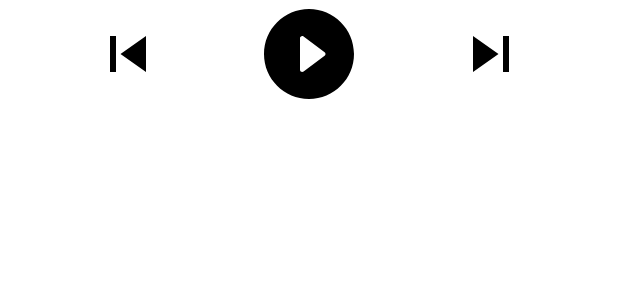
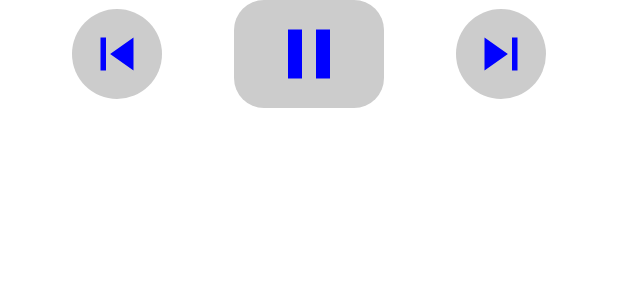
Before and after one commit to BitMavrick/Groovy, an Android app built with Jetpack Compose: the @Preview function PlayerButtonsPreview, on a phone screen of 412 x 824 dp. Shown: the top 300 px of the screen. Run offline under Robolectric (Android 15) with nearby library versions, the phone set to English and light mode, and no system bars.

Commit message:
Made the correct layout of button for the player

```diff
--- a/app/src/main/java/com/playmakers/groovy/ui/player/PlayerScreen.kt
+++ b/app/src/main/java/com/playmakers/groovy/ui/player/PlayerScreen.kt
@@ -1,18 +1,26 @@
 package com.playmakers.groovy.ui.player
 
-import androidx.compose.foundation.Image
 import androidx.compose.foundation.layout.Arrangement
 import androidx.compose.foundation.layout.Row
+import androidx.compose.foundation.layout.fillMaxSize
 import androidx.compose.foundation.layout.fillMaxWidth
+import androidx.compose.foundation.layout.height
+import androidx.compose.foundation.layout.padding
 import androidx.compose.foundation.layout.size
+import androidx.compose.foundation.layout.width
+import androidx.compose.foundation.shape.CornerSize
+import androidx.compose.foundation.shape.RoundedCornerShape
 import androidx.compose.material.icons.Icons
+import androidx.compose.material.icons.filled.Pause
 import androidx.compose.material.icons.filled.SkipNext
 import androidx.compose.material.icons.filled.SkipPrevious
-import androidx.compose.material.icons.rounded.PlayCircleFilled
+import androidx.compose.material3.Icon
+import androidx.compose.material3.Surface
 import androidx.compose.runtime.Composable
 import androidx.compose.ui.Alignment
 import androidx.compose.ui.Modifier
-import androidx.compose.ui.layout.ContentScale
+import androidx.compose.ui.graphics.Color
+import androidx.compose.ui.graphics.vector.ImageVector
 import androidx.compose.ui.semantics.Role
 import androidx.compose.ui.semantics.role
 import androidx.compose.ui.semantics.semantics
@@ -25,41 +33,63 @@ import com.playmakers.groovy.ui.theme.GroovyTheme
 private fun PlayerButtons(
     modifier: Modifier = Modifier,
     playerButtonSize: Dp = 72.dp,
-    sideButtonSize: Dp = 48.dp
+    sideButtonSize: Dp = 60.dp
 ){
     Row (
         modifier = modifier.fillMaxWidth(),
         verticalAlignment = Alignment.CenterVertically,
         horizontalArrangement = Arrangement.SpaceEvenly
     ){
-        val buttonsModifier = Modifier
-            .size(sideButtonSize)
-            .semantics { role = Role.Button }
 
-        Image(
-            imageVector = Icons.Filled.SkipPrevious,
-            contentDescription = null,
-            contentScale = ContentScale.Fit,
-            modifier = buttonsModifier
-        )
+        Surface(
+            modifier = Modifier.size(sideButtonSize)
+                .semantics { role =  Role.Button},
+            shape = RoundedCornerShape(CornerSize(50.dp)),
+            color = Color.LightGray
+        ) {
+            ColoredIcon(
+                icon = Icons.Filled.SkipPrevious,
+                color = Color.Blue
+            )
+        }
 
-        Image(
-            imageVector = Icons.Rounded.PlayCircleFilled,
-            contentDescription = null,
-            contentScale = ContentScale.Fit,
-            modifier = Modifier
-                .size(playerButtonSize)
-                .semantics { role = Role.Button }
-        )
+        Surface(
+            modifier = Modifier.height(playerButtonSize).width(100.dp)
+                .semantics { role =  Role.Button},
+            shape = RoundedCornerShape(CornerSize(20.dp)),
+            color = Color.LightGray,
 
-        Image(
-            imageVector = Icons.Filled.SkipNext,
-            contentDescription = null,
-            contentScale = ContentScale.Fit,
-            modifier = buttonsModifier
-        )
+        ) {
+            ColoredIcon(
+                icon = Icons.Filled.Pause,
+                color = Color.Blue
+            )
+        }
+
+        Surface(
+            modifier = Modifier.size(sideButtonSize)
+                .semantics { role =  Role.Button},
+            shape = RoundedCornerShape(CornerSize(50.dp)),
+            color = Color.LightGray,
+        ) {
+            ColoredIcon(
+                icon = Icons.Filled.SkipNext,
+                color = Color.Blue,
+            )
+        }
     }
 }
+
+@Composable
+fun ColoredIcon(icon: ImageVector, color: Color) {
+    Icon(
+        imageVector = icon,
+        contentDescription = null,
+        tint = color,
+        modifier = Modifier.fillMaxSize().padding(8.dp)
+    )
+}
+
 
 @Preview(showBackground = true)
 @Composable
--- /dev/null
+++ b/app/src/main/java/com/playmakers/groovy/ui/theme/Shape.kt
@@ -0,0 +1,7 @@
+package com.playmakers.groovy.ui.theme
+
+import androidx.compose.material3.Shapes
+
+val GroovyShapes = Shapes(
+    // small = RoundedCornerShape(CornerSize(8.dp))
+)
--- a/app/src/main/java/com/playmakers/groovy/ui/theme/Theme.kt
+++ b/app/src/main/java/com/playmakers/groovy/ui/theme/Theme.kt
@@ -65,6 +65,7 @@ fun GroovyTheme(
     MaterialTheme(
         colorScheme = colorScheme,
         typography = Typography,
+        shapes = GroovyShapes,
         content = content
     )
 }
```
